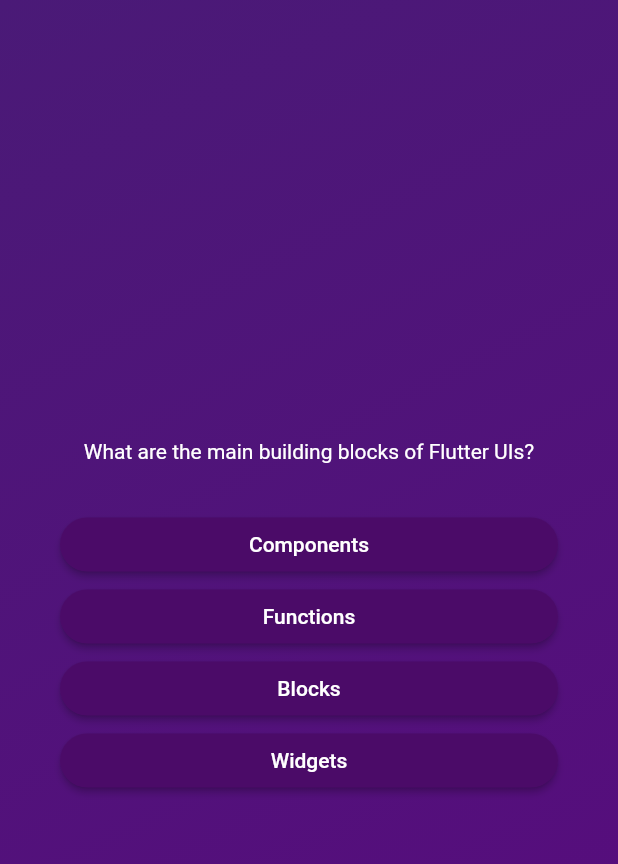
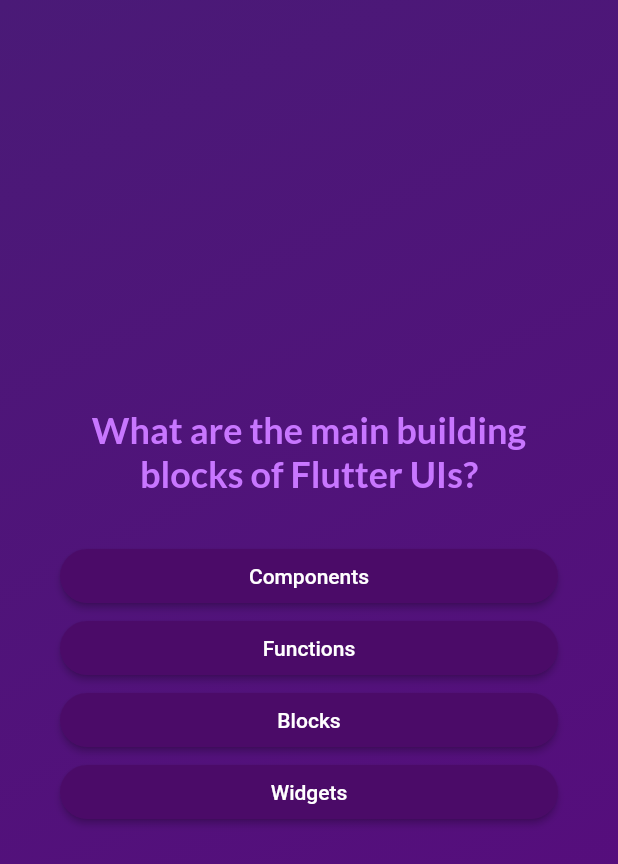
Before and after one commit to Somu-ed/quiz_app, a Flutter app: the screen it shows after launch, after a tap on "Start Quiz", on a phone screen of 412 x 824 dp. Shown: the top 864 px of the screen. Run offline on Flutter 3.47's test engine with Material 2 defaults, Android fonts, the phone set to English and light mode, and no system bars; our stand-ins replace google_fonts.

Commit message:
managing state for question index & styling text/buttons

```diff
--- a/lib/answer_button.dart
+++ b/lib/answer_button.dart
@@ -25,7 +25,10 @@ class AnswerButton extends StatelessWidget {
           borderRadius: BorderRadius.circular(40),
         ),
       ),
-      child: Text(answerText),
+      child: Text(
+        answerText,
+        textAlign: TextAlign.center,
+      ),
     );
   }
 }
--- a/lib/questions_screen.dart
+++ b/lib/questions_screen.dart
@@ -1,4 +1,5 @@
 import 'package:flutter/material.dart';
+import 'package:google_fonts/google_fonts.dart';
 import 'package:quiz_app/answer_button.dart';
 import 'package:quiz_app/data/questions.dart';
 
@@ -12,9 +13,19 @@ class QuestionScreen extends StatefulWidget {
 }
 
 class _QuestionScreenState extends State<QuestionScreen> {
+  var currentQuestionIndex = 0;
+
+  void answerQuestion() {
+    // currentQuestionIndex = currentQuestionIndex + 1;
+    // currentQuestionIndex += 1;
+    setState(() {
+      currentQuestionIndex++;
+    });
+  }
+
   @override
   Widget build(context) {
-    final currentQuestion = questions[0];
+    final currentQuestion = questions[currentQuestionIndex];
 
     return SizedBox(
       width: double.infinity,
@@ -26,8 +37,10 @@ class _QuestionScreenState extends State<QuestionScreen> {
           children: [
             Text(
               currentQuestion.text,
-              style: const TextStyle(
-                color: Colors.white,
+              style: GoogleFonts.lato(
+                color: const Color.fromARGB(255, 200, 118, 255),
+                fontSize: 24,
+                fontWeight: FontWeight.bold,
               ),
               textAlign: TextAlign.center,
             ),
@@ -35,7 +48,7 @@ class _QuestionScreenState extends State<QuestionScreen> {
             ...currentQuestion.getShuffledAnswers().map((answer) {
               return AnswerButton(
                 answerText: answer,
-                onTap: () {},
+                onTap: answerQuestion,
               );
             }),
           ],
--- a/lib/start_screen.dart
+++ b/lib/start_screen.dart
@@ -1,4 +1,5 @@
 import 'package:flutter/material.dart';
+import 'package:google_fonts/google_fonts.dart';
 
 class StartScreen extends StatelessWidget {
   const StartScreen(this.startQuiz, {super.key});
@@ -24,10 +25,10 @@ class StartScreen extends StatelessWidget {
           //   ),
           // ),
           const SizedBox(height: 80),
-          const Text(
+          Text(
             'Learn Flutter the FUN way!',
-            style: TextStyle(
-              color: Color.fromARGB(255, 224, 183, 252),
+            style: GoogleFonts.lato(
+              color: const Color.fromARGB(255, 224, 183, 252),
               fontSize: 24,
             ),
           ),
--- a/pubspec.yaml
+++ b/pubspec.yaml
@@ -35,6 +35,7 @@ dependencies:
   # The following adds the Cupertino Icons font to your application.
   # Use with the CupertinoIcons class for iOS style icons.
   cupertino_icons: ^1.0.2
+  google_fonts: ^5.1.0
 
 dev_dependencies:
   flutter_test:
```
Also changed, not shown: pubspec.lock, 1 other file.
